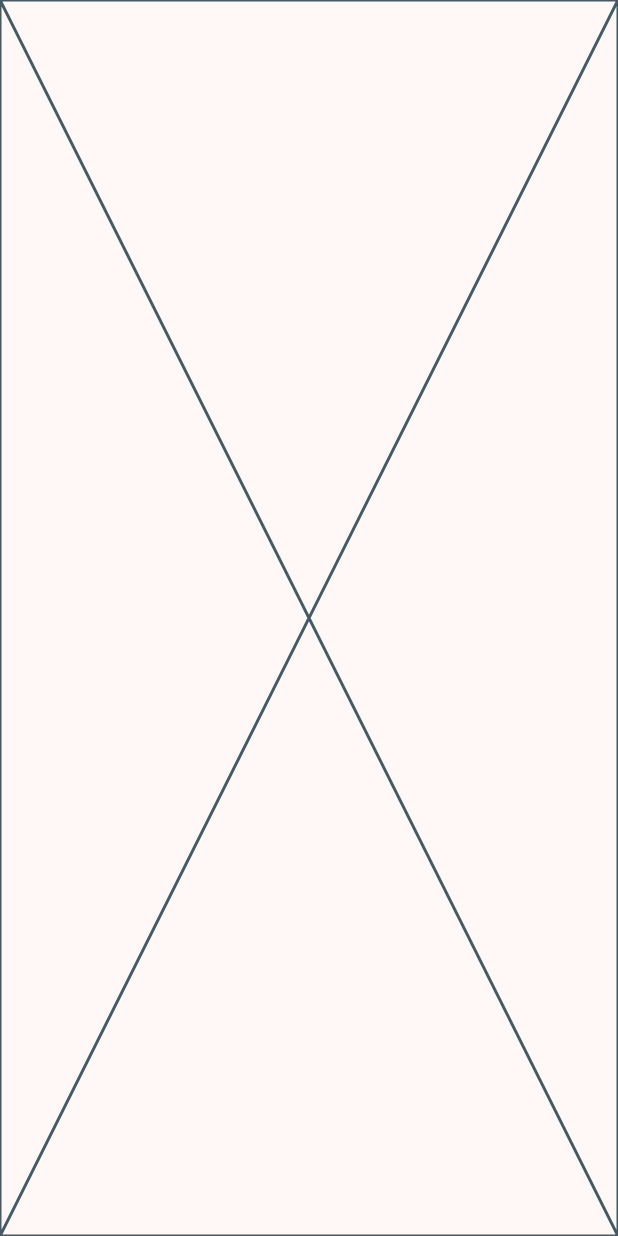
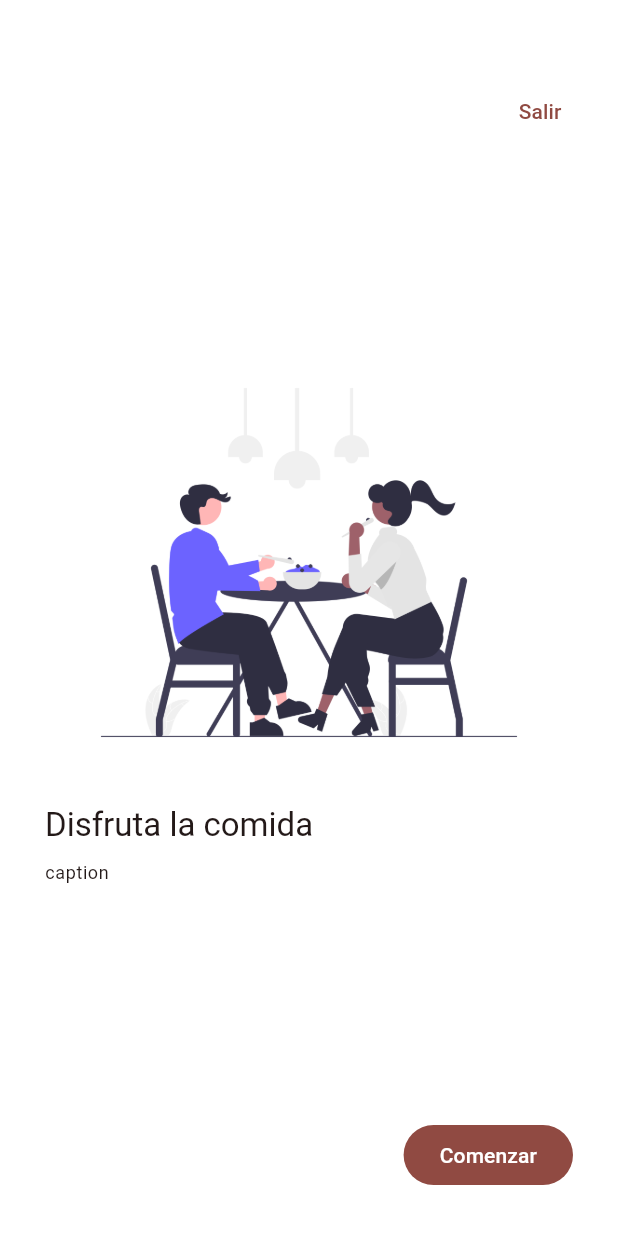
Before and after one commit to KeingCasabona/Devtalles-semana9-semana10-flutter-devtalles-widgets_app, a Flutter app: the AppTutorialScreen screen opened by its route, swiped to page 3, on a phone screen of 412 x 824 dp. Run offline on Flutter 3.47's test engine with Material 3 defaults, Android fonts, the phone set to English and light mode, and no system bars; our stand-ins replace animate_do, go_router.

```diff
--- a/lib/presentation/screens/app_tutorial/app_tutorial_screen.dart
+++ b/lib/presentation/screens/app_tutorial/app_tutorial_screen.dart
@@ -1,4 +1,6 @@
+import 'package:animate_do/animate_do.dart';
 import 'package:flutter/material.dart';
+import 'package:go_router/go_router.dart';
 
 class SlideInfo {
   final String title;
@@ -27,14 +29,49 @@ final slides = <SlideInfo>[
       imageUrl: 'assets/images/3.png')
 ];
 
-class AppTutorialScreen extends StatelessWidget {
+class AppTutorialScreen extends StatefulWidget {
   const AppTutorialScreen({super.key});
 
   static const String name = 'app_tutorial_screen';
+
+  @override
+  State<AppTutorialScreen> createState() => _AppTutorialScreenState();
+}
+
+class _AppTutorialScreenState extends State<AppTutorialScreen> {
+  late final PageController pageViewController = PageController();
+  bool endReached = false;
+
+  @override
+  void initState() {
+    // TODO: implement initState
+    super.initState();
+    pageViewController.addListener(() {
+      final page = pageViewController.page ?? 0;
+      if (!endReached && page >= slides.length - 1.5) {
+        setState(() {
+          endReached = true;
+        });
+      }
+      print('${pageViewController.page}');
+    });
+  }
+
+  @override
+  void dispose() {
+    // TODO: implement dispose
+    super.dispose();
+    pageViewController.dispose();
+  }
+
   @override
   Widget build(BuildContext context) {
     return Scaffold(
-      body: PageView(
+      backgroundColor: Colors.white,
+      body: Stack(
+        children: [
+          PageView(
+              controller: pageViewController,
               //MISMO COMPORTAMIENTO EN IOS Y ANDROID:
               physics: BouncingScrollPhysics(),
               children: slides
@@ -43,6 +80,32 @@ class AppTutorialScreen extends StatelessWidget {
                       caption: slideData.caption,
                       imageUrl: slideData.imageUrl))
                   .toList()),
+          Positioned(
+            top: 50,
+            right: 20,
+            child: TextButton(
+              onPressed: () => Navigator.of(context).pop(),
+              child: Text('Salir'),
+            ),
+          ),
+          endReached
+              ? Positioned(
+                  bottom: 30,
+                  right: 30,
+                  child: FadeInRight(
+                    from: 15,
+                    delay: Duration(milliseconds: 500),
+                    child: FilledButton(
+                      onPressed: () {
+                        context.pop();
+                      },
+                      child: Text('Comenzar'),
+                    ),
+                  ),
+                )
+              : SizedBox(),
+        ],
+      ),
     );
   }
 }
@@ -60,6 +123,28 @@ class _Slide extends StatelessWidget {
 
   @override
   Widget build(BuildContext context) {
-    return Placeholder();
+    final titleStyle = Theme.of(context).textTheme.titleLarge;
+    final captionStyle = Theme.of(context).textTheme.bodySmall;
+    return Padding(
+      padding: EdgeInsets.symmetric(
+        horizontal: 30,
+      ),
+      child: Center(
+        child: Column(
+          mainAxisAlignment: MainAxisAlignment.center,
+          crossAxisAlignment: CrossAxisAlignment.start,
+          children: [
+            Image(image: AssetImage(imageUrl)),
+            SizedBox(height: 20),
+            Text(
+              title,
+              style: titleStyle,
+            ),
+            SizedBox(height: 10),
+            Text(caption, style: captionStyle),
+          ],
+        ),
+      ),
+    );
   }
 }
--- a/pubspec.yaml
+++ b/pubspec.yaml
@@ -36,6 +36,7 @@ dependencies:
   # Use with the CupertinoIcons class for iOS style icons.
   cupertino_icons: ^1.0.8
   go_router: ^14.6.2
+  animate_do: ^3.3.4
 
 
 dev_dependencies:
```
Also changed, not shown: pubspec.lock. Lines whose indentation alone changed are shown as unchanged.
